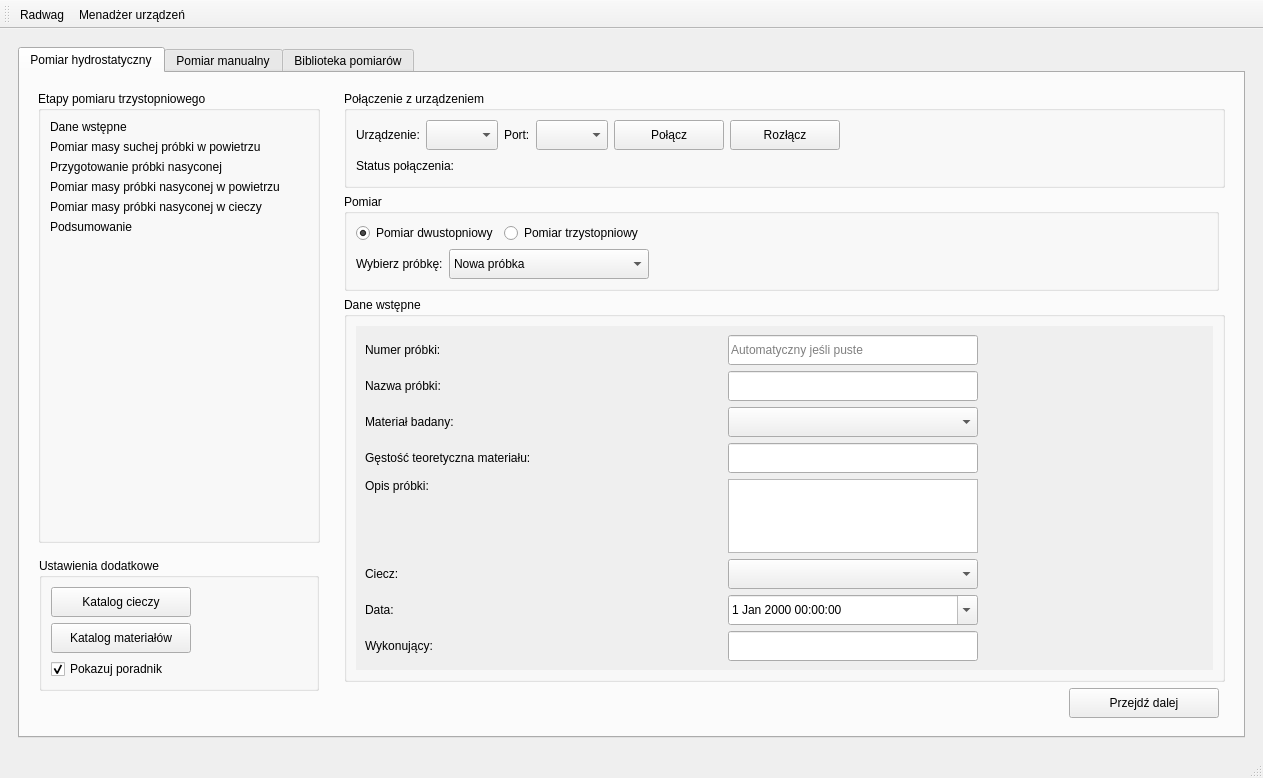
mar8us/SerialPortConnectorRadwag, file main_window.ui: the form before one commit.
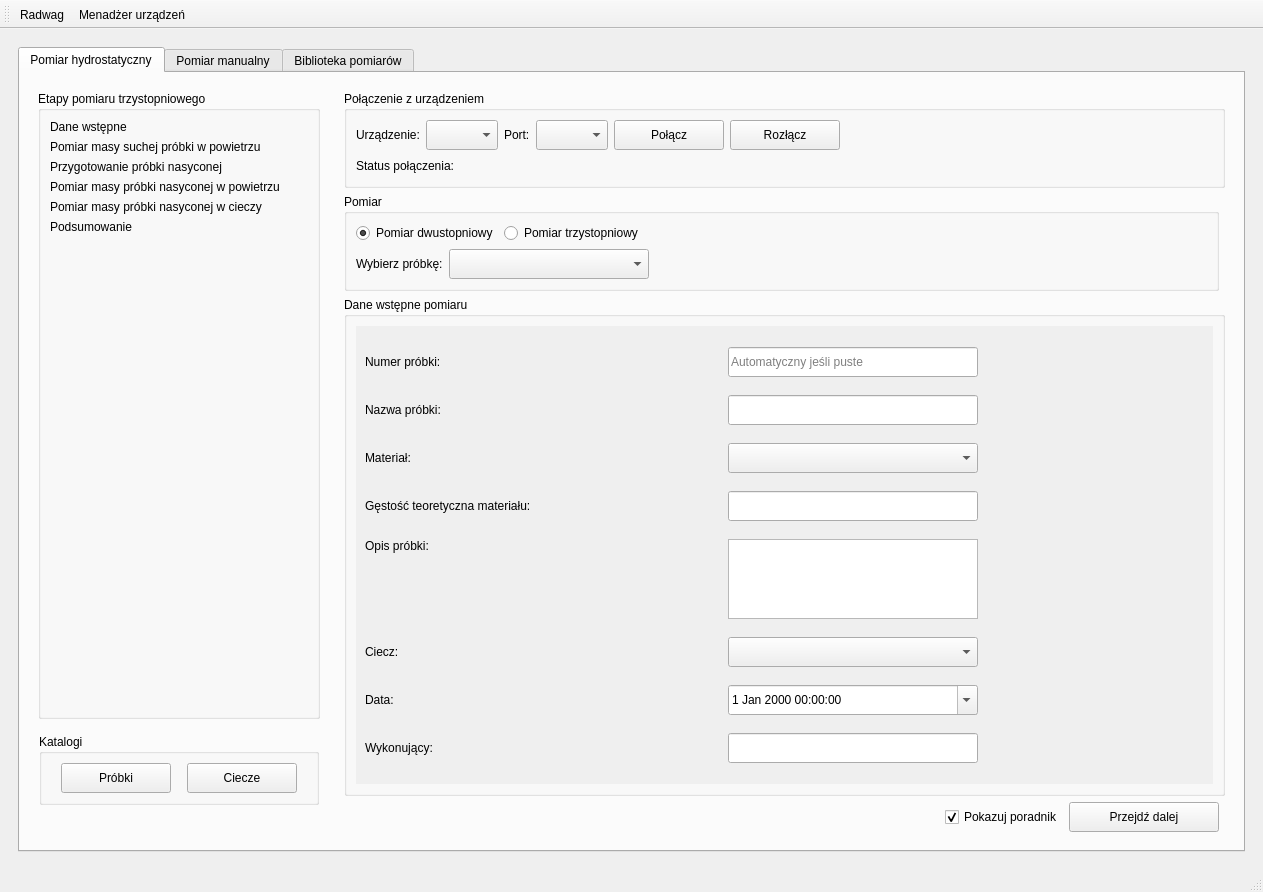
The form after the commit. Icons and pictures are not drawn.

Commit message: From add sample and moving form material to form add sample

The edit to the form file:
```diff
--- a/main_window.ui
+++ b/main_window.ui
@@ -7,7 +7,7 @@
     <x>0</x>
     <y>0</y>
     <width>1263</width>
-    <height>778</height>
+    <height>892</height>
    </rect>
   </property>
   <property name="minimumSize">
@@ -299,56 +299,46 @@
                 <item>
                  <widget class="QGroupBox" name="groupBoxAdditionalSettings">
                   <property name="title">
-                   <string>Ustawienia dodatkowe</string>
+                   <string>Katalogi</string>
                   </property>
-                  <layout class="QVBoxLayout" name="verticalLayout_11">
+                  <layout class="QVBoxLayout" name="verticalLayout_8">
                    <item>
-                    <layout class="QVBoxLayout" name="verticalLayout_8">
+                    <layout class="QHBoxLayout" name="horizontalLayout_6">
+                     <item>
+                      <widget class="QPushButton" name="buttonSamples">
+                       <property name="minimumSize">
+                        <size>
+                         <width>110</width>
+                         <height>30</height>
+                        </size>
+                       </property>
+                       <property name="maximumSize">
+                        <size>
+                         <width>110</width>
+                         <height>30</height>
+                        </size>
+                       </property>
+                       <property name="text">
+                        <string>Próbki</string>
+                       </property>
+                      </widget>
+                     </item>
                      <item>
                       <widget class="QPushButton" name="buttonTableFluids">
                        <property name="minimumSize">
                         <size>
-                         <width>140</width>
+                         <width>110</width>
                          <height>30</height>
                         </size>
                        </property>
                        <property name="maximumSize">
                         <size>
-                         <width>120</width>
+                         <width>110</width>
                          <height>30</height>
                         </size>
                        </property>
                        <property name="text">
-                        <string>Katalog cieczy</string>
-                       </property>
-                      </widget>
-                     </item>
-                     <item>
-                      <widget class="QPushButton" name="buttonTableMatrials">
-                       <property name="minimumSize">
-                        <size>
-                         <width>140</width>
-                         <height>30</height>
-                        </size>
-                       </property>
-                       <property name="maximumSize">
-                        <size>
-                         <width>130</width>
-                         <height>30</height>
-                        </size>
-                       </property>
-                       <property name="text">
-                        <string>Katalog materiałów</string>
-                       </property>
-                      </widget>
-                     </item>
-                     <item>
-                      <widget class="QCheckBox" name="showGuideComboBox">
-                       <property name="text">
-                        <string>Pokazuj poradnik</string>
-                       </property>
-                       <property name="checked">
-                        <bool>true</bool>
+                        <string>Ciecze</string>
                        </property>
                       </widget>
                      </item>
@@ -471,11 +461,6 @@
                          <height>30</height>
                         </size>
                        </property>
-                       <item>
-                        <property name="text">
-                         <string>Nowa próbka</string>
-                        </property>
-                       </item>
                       </widget>
                      </item>
                      <item>
@@ -632,7 +617,7 @@
                         </font>
                        </property>
                        <property name="text">
-                        <string> </string>
+                        <string/>
                        </property>
                       </widget>
                      </item>
@@ -657,7 +642,7 @@
                 <item row="2" column="0" colspan="2">
                  <widget class="QGroupBox" name="groupBoxInitialData">
                   <property name="title">
-                   <string>Dane wstępne</string>
+                   <string>Dane wstępne pomiaru</string>
                   </property>
                   <layout class="QGridLayout" name="gridLayout_24">
                    <item row="0" column="0">
@@ -676,8 +661,8 @@
                        <rect>
                         <x>0</x>
                         <y>0</y>
-                        <width>810</width>
-                        <height>311</height>
+                        <width>827</width>
+                        <height>339</height>
                        </rect>
                       </property>
                       <layout class="QGridLayout" name="gridLayout_17">
@@ -751,7 +736,7 @@
                           </size>
                          </property>
                          <property name="text">
-                          <string>Materiał badany:</string>
+                          <string>Materiał:</string>
                          </property>
                         </widget>
                        </item>
@@ -947,6 +932,16 @@
                     </property>
                    </spacer>
                   </item>
+                  <item>
+                   <widget class="QCheckBox" name="showGuideComboBox">
+                    <property name="text">
+                     <string>Pokazuj poradnik</string>
+                    </property>
+                    <property name="checked">
+                     <bool>true</bool>
+                    </property>
+                   </widget>
+                  </item>
                   <item>
                    <widget class="QPushButton" name="buttonNextData">
                     <property name="minimumSize">
```
The commit also changes 7 other files.
